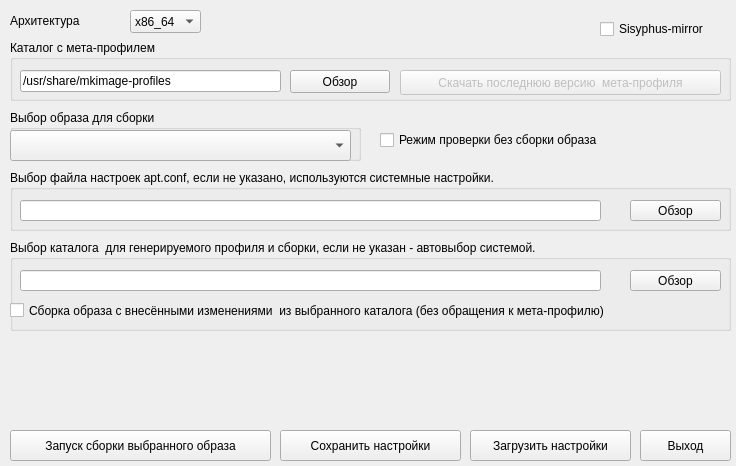
The window that mp-gui/mainwindow.ui (150balbes/mp-gui) describes before a commit, drawn with Qt 5.
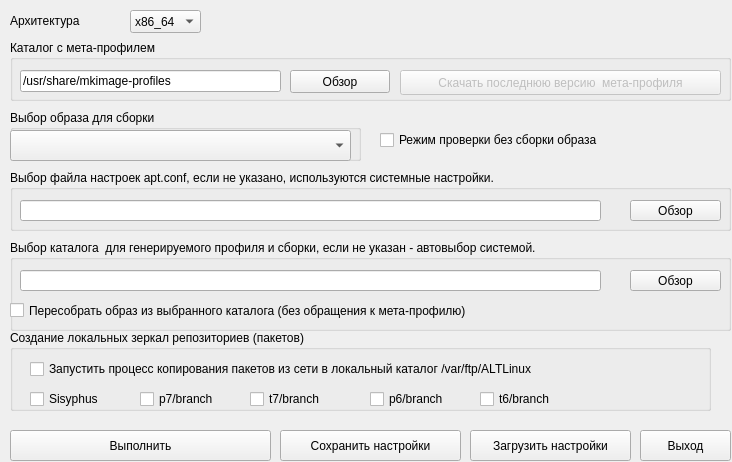
The same window after the commit.

Patch:
```diff
--- a/mp-gui/mainwindow.ui
+++ b/mp-gui/mainwindow.ui
@@ -6,8 +6,8 @@
    <rect>
     <x>0</x>
     <y>0</y>
-    <width>736</width>
-    <height>466</height>
+    <width>732</width>
+    <height>462</height>
    </rect>
   </property>
   <property name="windowTitle">
@@ -37,7 +37,7 @@
      </rect>
     </property>
     <property name="text">
-     <string>Запуск сборки выбранного образа</string>
+     <string>Выполнить</string>
     </property>
    </widget>
    <widget class="QLabel" name="label_4">
@@ -244,7 +244,7 @@
       </rect>
      </property>
      <property name="text">
-      <string>Сборка образа с внесёнными изменениями  из выбранного каталога (без обращения к мета-профилю)</string>
+      <string>Пересобрать образ из выбранного каталога (без обращения к мета-профилю)</string>
      </property>
     </widget>
    </widget>
@@ -287,18 +287,96 @@
      <string>Загрузить настройки</string>
     </property>
    </widget>
-   <widget class="QCheckBox" name="checkBox_mirror">
+   <widget class="QGroupBox" name="groupBox_5">
     <property name="geometry">
      <rect>
-      <x>600</x>
-      <y>20</y>
-      <width>131</width>
-      <height>18</height>
+      <x>10</x>
+      <y>330</y>
+      <width>701</width>
+      <height>81</height>
      </rect>
     </property>
-    <property name="text">
-     <string>Sisyphus-mirror</string>
+    <property name="title">
+     <string>Создание локальных зеркал репозиториев (пакетов)</string>
     </property>
+    <widget class="QCheckBox" name="checkBox_mirror">
+     <property name="geometry">
+      <rect>
+       <x>20</x>
+       <y>30</y>
+       <width>621</width>
+       <height>18</height>
+      </rect>
+     </property>
+     <property name="text">
+      <string>Запустить процесс копирования пакетов из сети в локальный каталог /var/ftp/ALTLinux</string>
+     </property>
+    </widget>
+    <widget class="QCheckBox" name="checkBox_sisyphus">
+     <property name="geometry">
+      <rect>
+       <x>20</x>
+       <y>60</y>
+       <width>91</width>
+       <height>18</height>
+      </rect>
+     </property>
+     <property name="text">
+      <string>Sisyphus</string>
+     </property>
+    </widget>
+    <widget class="QCheckBox" name="checkBox_p7">
+     <property name="geometry">
+      <rect>
+       <x>130</x>
+       <y>60</y>
+       <width>91</width>
+       <height>18</height>
+      </rect>
+     </property>
+     <property name="text">
+      <string>p7/branch</string>
+     </property>
+    </widget>
+    <widget class="QCheckBox" name="checkBox_t7">
+     <property name="geometry">
+      <rect>
+       <x>240</x>
+       <y>60</y>
+       <width>87</width>
+       <height>18</height>
+      </rect>
+     </property>
+     <property name="text">
+      <string>t7/branch</string>
+     </property>
+    </widget>
+    <widget class="QCheckBox" name="checkBox_p6">
+     <property name="geometry">
+      <rect>
+       <x>360</x>
+       <y>60</y>
+       <width>87</width>
+       <height>18</height>
+      </rect>
+     </property>
+     <property name="text">
+      <string>p6/branch</string>
+     </property>
+    </widget>
+    <widget class="QCheckBox" name="checkBox_t6">
+     <property name="geometry">
+      <rect>
+       <x>470</x>
+       <y>60</y>
+       <width>87</width>
+       <height>18</height>
+      </rect>
+     </property>
+     <property name="text">
+      <string>t6/branch</string>
+     </property>
+    </widget>
    </widget>
   </widget>
  </widget>
```
